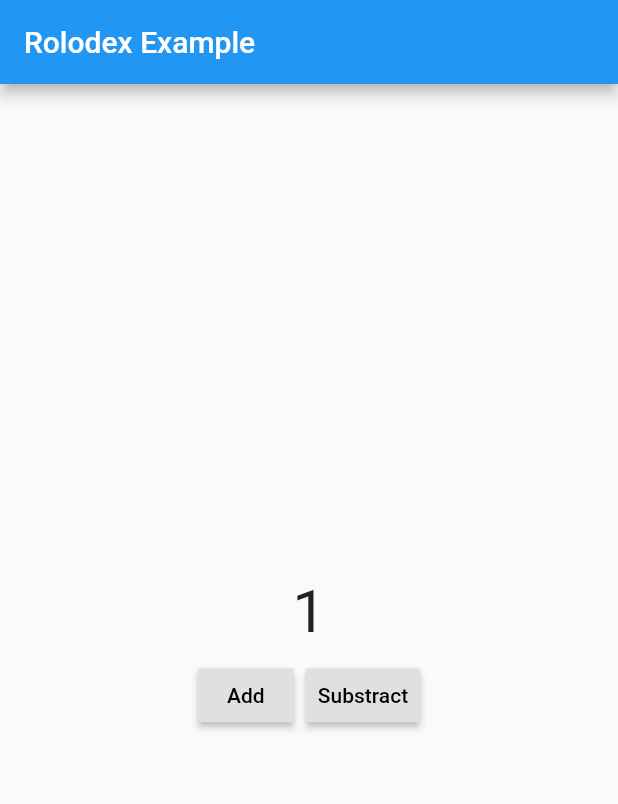
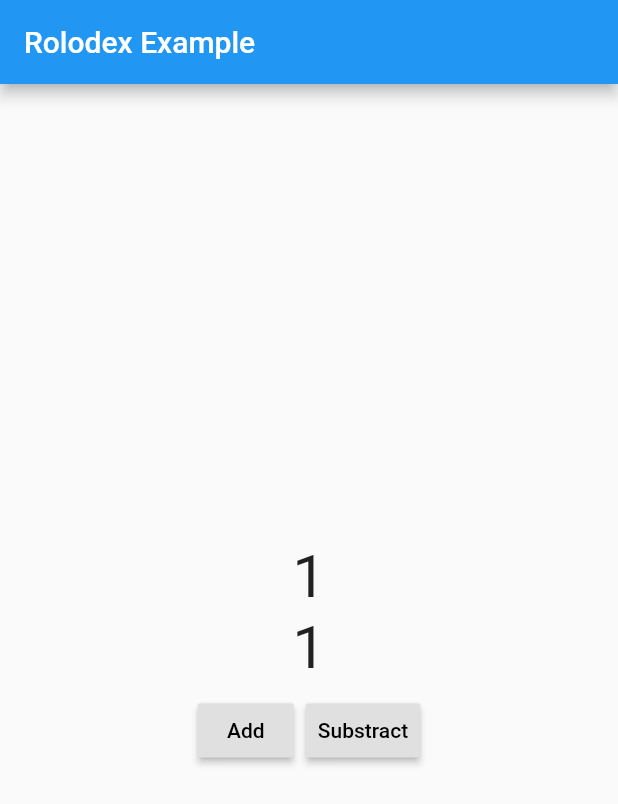
Before and after one commit to aryzhov/flutter-rolodex, a Flutter app: the screen it shows after launch, after a tap on "Add", on a phone screen of 412 x 824 dp. Shown: the top 804 px of the screen. Run offline on Flutter 3.47's test engine with Material 2 defaults, Android fonts, the phone set to English and light mode, and no system bars.

```diff
--- a/example/lib/main.dart
+++ b/example/lib/main.dart
@@ -42,6 +42,16 @@ class _MyAppState extends State<MyApp> {
               child: Text("$counter", style: TextStyle(fontSize: 40)
               ),
             ),
+            Row(
+              mainAxisAlignment: MainAxisAlignment.center,
+              children: <Widget>[
+                for(var c in "$counter".split(""))
+                  Rolodex(
+                    value: c,
+                    child: Text(c, style: TextStyle(fontSize: 40))
+                  ),
+              ],
+            ),
             ButtonBar(
               alignment: MainAxisAlignment.center,
               children: <Widget>[
--- a/example/pubspec.yaml
+++ b/example/pubspec.yaml
@@ -3,7 +3,7 @@ description: Demonstrates how to use the rolodex plugin.
 publish_to: 'none'
 
 environment:
-  sdk: ">=2.1.0 <3.0.0"
+  sdk: ">=2.3.0 <3.0.0"
 
 dependencies:
   flutter:
--- a/lib/rolodex.dart
+++ b/lib/rolodex.dart
@@ -38,8 +38,10 @@ class RolodexThemeData {
   // Border radius for clip rect.
   final BorderRadius clipBorderRadius;
 
+  // The direction in which the cards "fall": down, up, left, right.
   final AxisDirection cardFallDirection;
 
+  // Defines the alignment point in case if cards have different sizes.
   final AlignmentGeometry cardStackAlignment;
 
   const RolodexThemeData({
@@ -270,7 +272,7 @@ class _RolodexCard<T> extends StatelessWidget {
 
 class _RolodexItem<T> {
   final Rolodex rolodex;
-  final ValueKey<T> key;
+  final Key key;
   final _RolodexState<T> state;
   AnimationController ac;
   Animation<double> animation;
@@ -381,6 +383,7 @@ class _RolodexState<T> extends State<Rolodex<T>> with TickerProviderStateMixin {
             items.add(newItem(lastCard.rolodex, -1));
           } else {
             final firstItem = items.removeAt(0);
+            firstItem.dispose();
             items.insert(0, newItem(firstItem.rolodex, -1));
             items.insert(0, newItem(widget, 0));
           }
```
